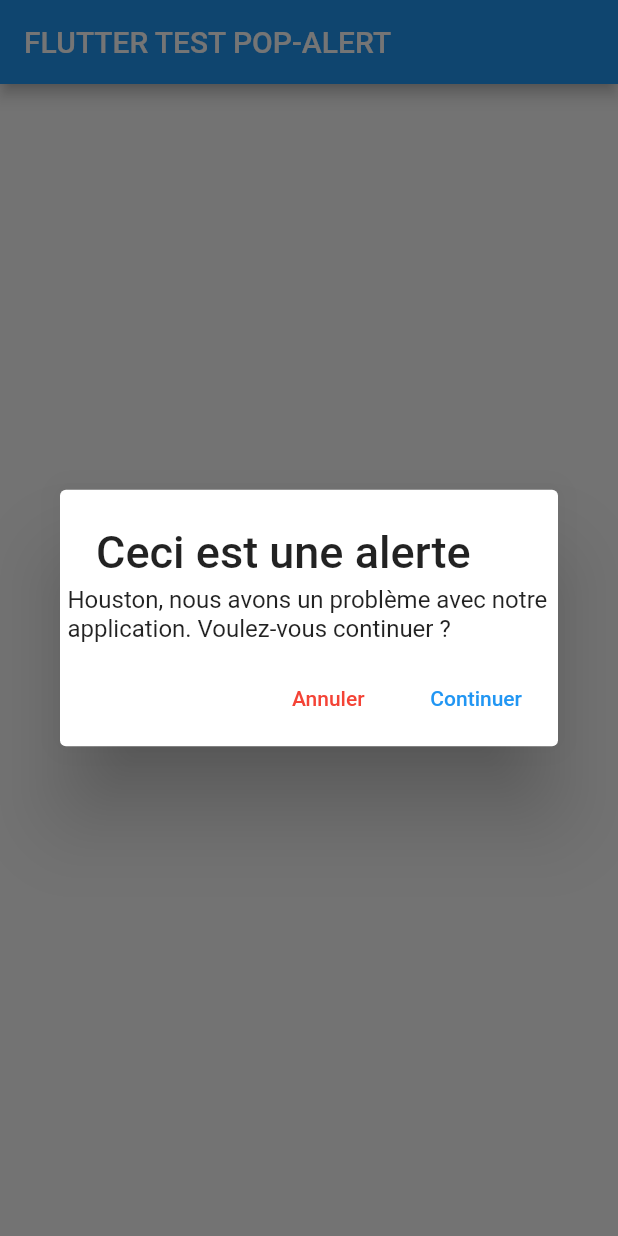
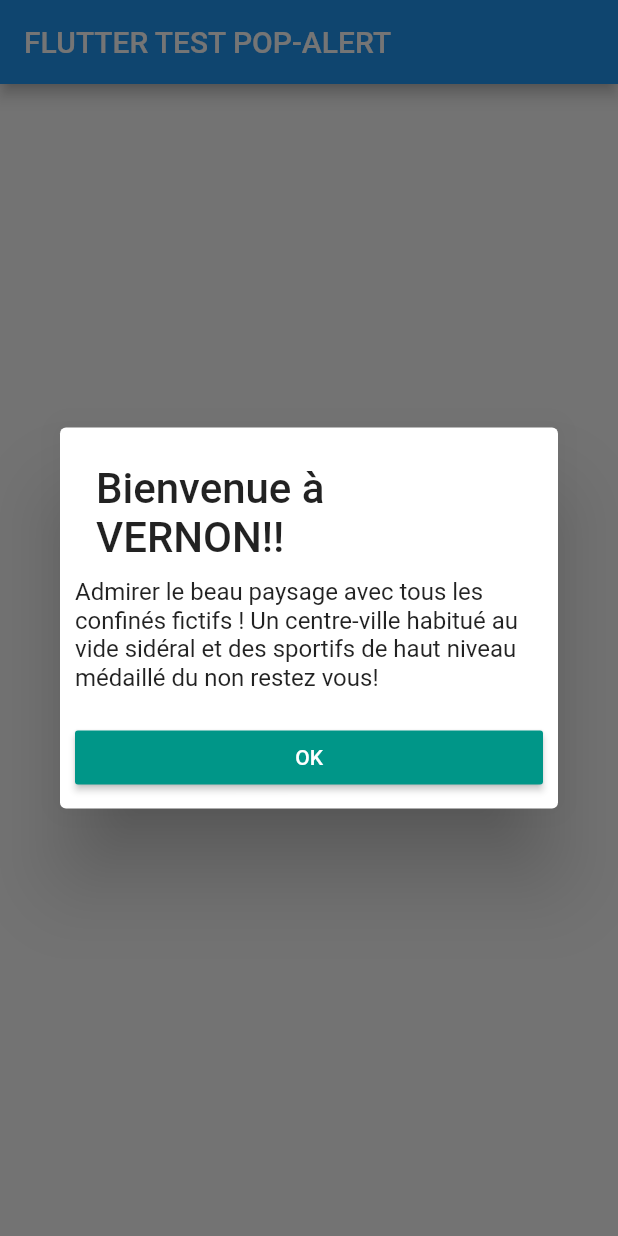
Before and after one commit to suvaAF/popalert, a Flutter app: the screen it shows after launch, after a tap on "Appuyez moi", on a phone screen of 412 x 824 dp. Run offline on Flutter 3.47's test engine with Material 2 defaults, Android fonts, the phone set to English and light mode, and no system bars.

Commit message:
commit App Mobile SimpleDialog

```diff
--- a/lib/body.dart
+++ b/lib/body.dart
@@ -23,7 +23,7 @@ class _BodyState extends State<Body> {
              fontSize: 20.0
            ),
          ),
-          onPressed: alerte),
+          onPressed: (() => dialog('Bienvenue à VERNON!!', 'Admirer le beau paysage avec tous les confinés fictifs ! Un centre-ville habitué au vide sidéral et des sportifs de haut niveau médaillé du non restez vous!'))),
     ) ;
   }
 
@@ -73,4 +73,31 @@ class _BodyState extends State<Body> {
     );
   }
 
+  Future<Null> dialog(String title, String desc) async {
+    return showDialog(
+        context: context,
+        barrierDismissible: false,
+      builder: (BuildContext context) {
+        return new SimpleDialog(
+          title: new Text(title, textScaleFactor: 1.4,),
+          contentPadding: EdgeInsets.all(10.0),
+          children: <Widget>[
+            new Text(desc),
+            new Container(height: 20.0,),
+            new RaisedButton(
+              color: Colors.teal,
+              textColor: Colors.white,
+              child: new Text('OK'),
+                onPressed: () {
+              print('Appuyé');
+              Navigator.pop(context);
+            })
+
+          ],
+
+        );
+      }
+    );
+  }
+
 }
```
